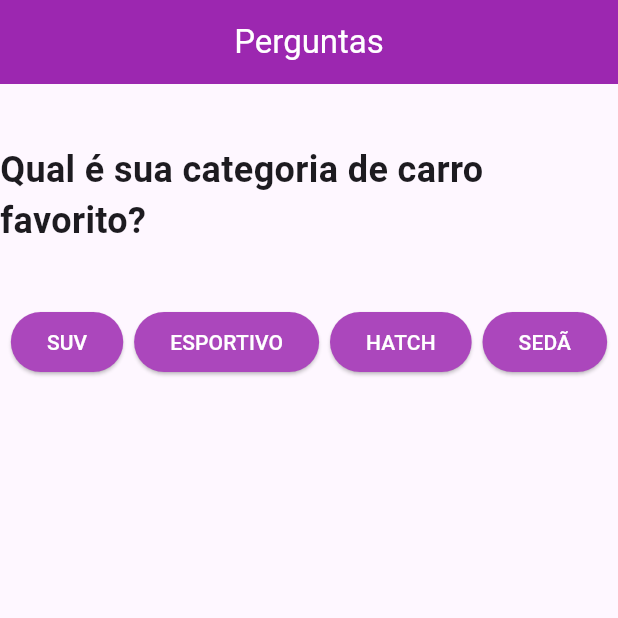
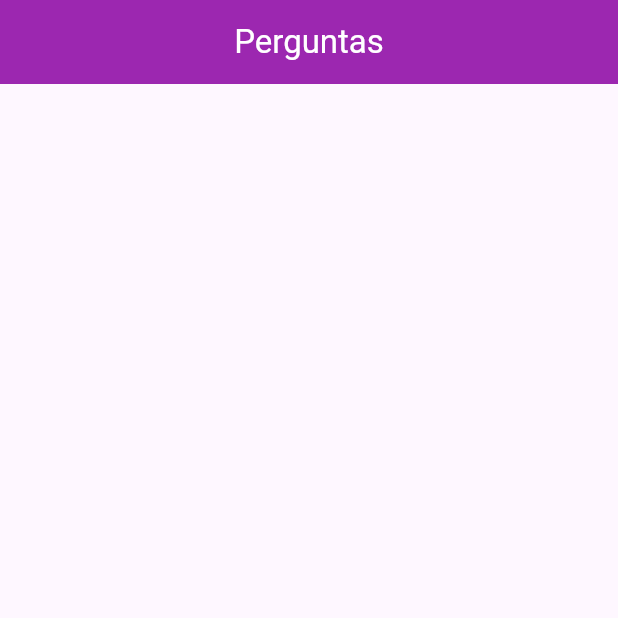
Before and after one commit to GuhSoares/curso_flutter, a Flutter app: the screen it shows after launch, after a tap on "SUV", after a tap on "FUNK", after a tap on "LEÃO", on a phone screen of 412 x 824 dp, the top half of it. Run offline on Flutter 3.47's test engine with Material 3 defaults, Android fonts, the phone set to English and light mode, and no system bars.

```diff
--- a/projeto_perguntas/lib/main.dart
+++ b/projeto_perguntas/lib/main.dart
@@ -8,20 +8,7 @@ main() {
 
 class _PerguntaAppState extends State<PerguntaApp> {
   var _perguntaSelecionada = 0;
-
-  void _responder() {
-    setState(() {
-      _perguntaSelecionada++;
-
-      if (_perguntaSelecionada == 3) {
-        _perguntaSelecionada = 0;
-      }
-    });
-  }
-
-  @override
-  Widget build(BuildContext context) {
-    final perguntas = [
+  final _perguntas = const [
     {
       'texto': 'Qual é sua categoria de carro favorito?',
       'respostas': ['SUV', 'ESPORTIVO', 'HATCH', 'SEDÃ'],
@@ -36,8 +23,23 @@ class _PerguntaAppState extends State<PerguntaApp> {
     },
   ];
 
-    List<String> respostas =
-        perguntas[_perguntaSelecionada].cast()['respostas'];
+  void _responder() {
+    if (temPerguntaSelecionada) {
+      setState(() {
+        _perguntaSelecionada++;
+      });
+    }
+  }
+
+  bool get temPerguntaSelecionada {
+    return _perguntaSelecionada < _perguntas.length;
+  }
+
+  @override
+  Widget build(BuildContext context) {
+    List<String> respostas = temPerguntaSelecionada
+        ? _perguntas[_perguntaSelecionada].cast()['respostas']
+        : [];
     List<Widget> widgets =
         respostas.map((t) => Resposta(t, _responder)).toList();
 
@@ -52,14 +54,15 @@ class _PerguntaAppState extends State<PerguntaApp> {
           centerTitle: true,
           backgroundColor: Colors.purple[500],
         ),
-        body: Center(
+        body: temPerguntaSelecionada
+            ? Center(
                 child: Column(
                   children: [
                     const SizedBox(
                       height: 40,
                     ),
                     Questao(
-                perguntas[_perguntaSelecionada]['texto'].toString(),
+                      _perguntas[_perguntaSelecionada]['texto'].toString(),
                     ),
                     const SizedBox(
                       height: 40,
@@ -72,7 +75,8 @@ class _PerguntaAppState extends State<PerguntaApp> {
                     ),
                   ],
                 ),
-        ),
+              )
+            : null,
       ),
     );
   }
```
Lines whose indentation alone changed are shown as unchanged.
